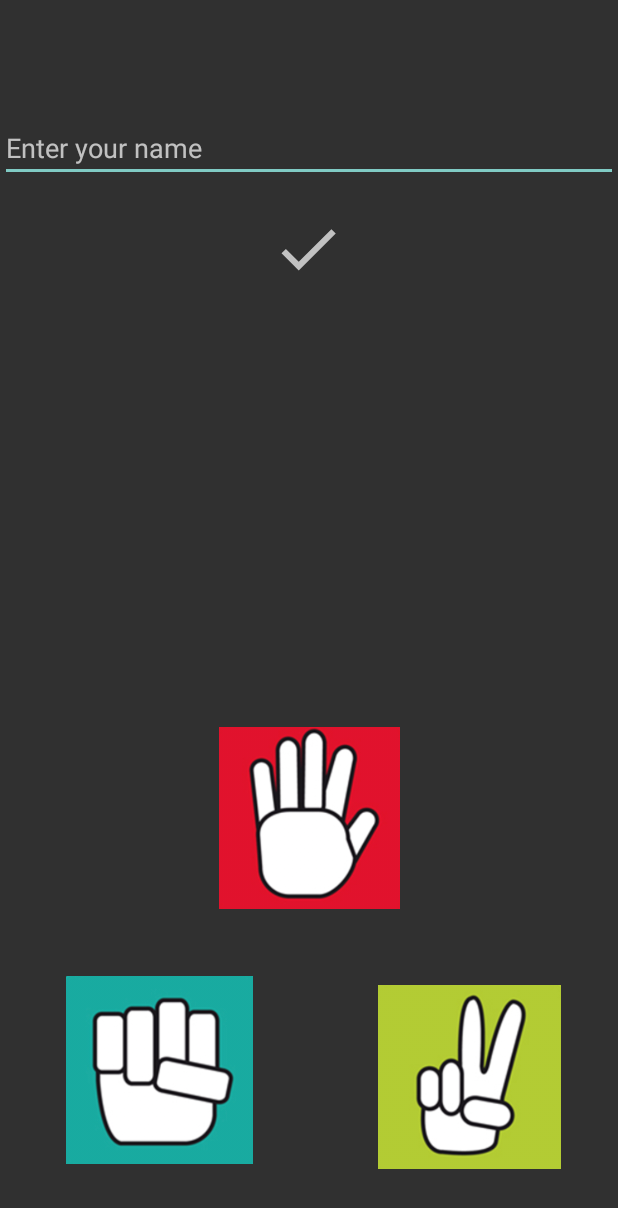
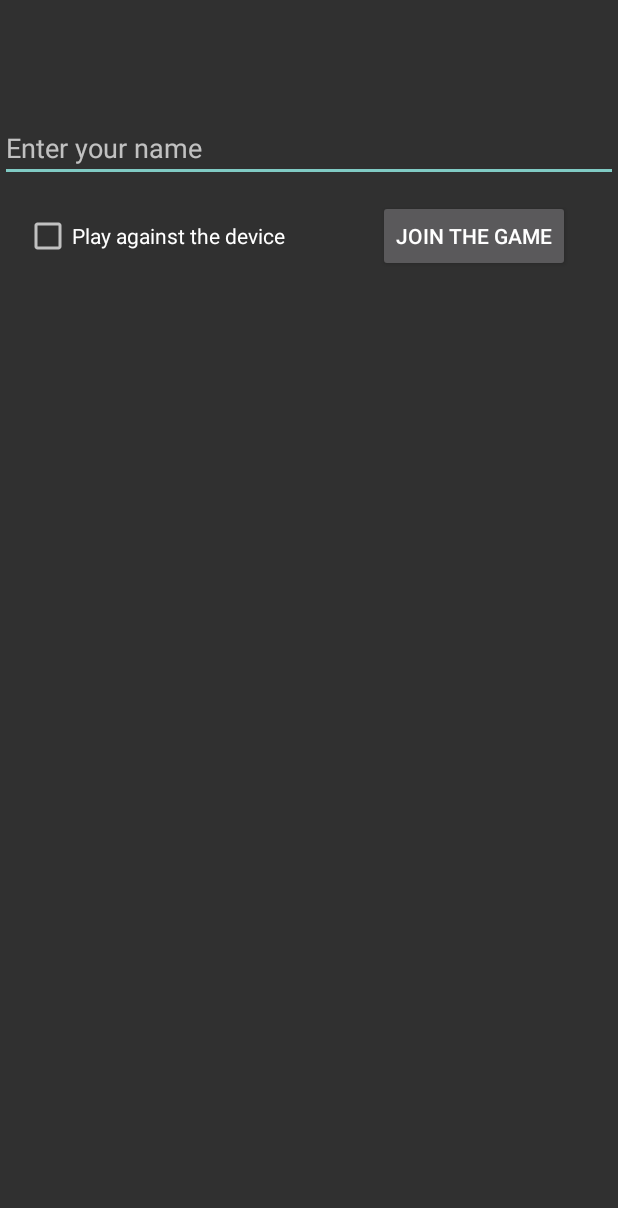
Before and after one commit to ellinaiv/RockPaperScissors, an Android app: the screen it shows after launch (MainActivity), on a phone screen of 412 x 824 dp. Shown: the top 1208 px of the screen. Run offline under Robolectric (Android 15) with nearby library versions, the phone set to English and light mode, and no system bars.

Commit message:
Adding game layout and 'play against device' functionality

```diff
--- a/app/build.gradle
+++ b/app/build.gradle
@@ -35,6 +35,7 @@ dependencies {
     testImplementation 'junit:junit:4.13.2'
     androidTestImplementation 'androidx.test.ext:junit:1.1.2'
     androidTestImplementation 'androidx.test.espresso:espresso-core:3.3.0'
-    compile 'com.google.android.gms:play-services-nearby:17.0.0'
+    implementation 'com.google.android.gms:play-services-nearby:17.0.0'
+
 
 }
--- a/app/src/main/AndroidManifest.xml
+++ b/app/src/main/AndroidManifest.xml
@@ -17,6 +17,9 @@
         android:roundIcon="@mipmap/ic_launcher_round"
         android:supportsRtl="true"
         android:theme="@style/Theme.AppCompat.NoActionBar">
+        <meta-data
+            android:name="com.google.android.nearby.messages.API_KEY"
+            android:value="AIzaSyAvrBVn7DmCD8Ta7Xi4DuoEXx5A1ozRuiA" />
         <activity android:name=".MainActivity">
             <intent-filter>
                 <action android:name="android.intent.action.MAIN" />
@@ -24,6 +27,7 @@
                 <category android:name="android.intent.category.LAUNCHER" />
             </intent-filter>
         </activity>
+
     </application>
 
 </manifest>
--- /dev/null
+++ b/app/src/main/res/drawable/paper_drawable.xml
@@ -0,0 +1,5 @@
+<vector android:height="24dp" android:tint="#D9EDED"
+    android:viewportHeight="24" android:viewportWidth="24"
+    android:width="24dp" xmlns:android="http://schemas.android.com/apk/res/android">
+    <path android:fillColor="@android:color/white" android:pathData="M14,2L6,2c-1.1,0 -1.99,0.9 -1.99,2L4,20c0,1.1 0.89,2 1.99,2L18,22c1.1,0 2,-0.9 2,-2L20,8l-6,-6zM16,18L8,18v-2h8v2zM16,14L8,14v-2h8v2zM13,9L13,3.5L18.5,9L13,9z"/>
+</vector>
--- /dev/null
+++ b/app/src/main/res/drawable/rock_drawable.xml
@@ -0,0 +1,5 @@
+<vector android:height="24dp" android:tint="#D9EDED"
+    android:viewportHeight="24" android:viewportWidth="24"
+    android:width="24dp" xmlns:android="http://schemas.android.com/apk/res/android">
+    <path android:fillColor="@android:color/white" android:pathData="M12,2C6.47,2 2,6.47 2,12s4.47,10 10,10 10,-4.47 10,-10S17.53,2 12,2z"/>
+</vector>
--- /dev/null
+++ b/app/src/main/res/drawable/scissors_drawable.xml
@@ -0,0 +1,5 @@
+<vector android:height="24dp" android:tint="#D9EDED"
+    android:viewportHeight="24" android:viewportWidth="24"
+    android:width="24dp" xmlns:android="http://schemas.android.com/apk/res/android">
+    <path android:fillColor="@android:color/white" android:pathData="M9.64,7.64c0.23,-0.5 0.36,-1.05 0.36,-1.64 0,-2.21 -1.79,-4 -4,-4S2,3.79 2,6s1.79,4 4,4c0.59,0 1.14,-0.13 1.64,-0.36L10,12l-2.36,2.36C7.14,14.13 6.59,14 6,14c-2.21,0 -4,1.79 -4,4s1.79,4 4,4 4,-1.79 4,-4c0,-0.59 -0.13,-1.14 -0.36,-1.64L12,14l7,7h3v-1L9.64,7.64zM6,8c-1.1,0 -2,-0.89 -2,-2s0.9,-2 2,-2 2,0.89 2,2 -0.9,2 -2,2zM6,20c-1.1,0 -2,-0.89 -2,-2s0.9,-2 2,-2 2,0.89 2,2 -0.9,2 -2,2zM12,12.5c-0.28,0 -0.5,-0.22 -0.5,-0.5s0.22,-0.5 0.5,-0.5 0.5,0.22 0.5,0.5 -0.22,0.5 -0.5,0.5zM19,3l-6,6 2,2 7,-7L22,3z"/>
+</vector>
--- a/app/src/main/res/layout/activity_main.xml
+++ b/app/src/main/res/layout/activity_main.xml
@@ -7,7 +7,7 @@
     tools:context=".MainActivity">
 
     <com.google.android.material.textfield.TextInputEditText
-        android:id="@+id/textInputEditText"
+        android:id="@+id/textInputUserName"
         android:layout_width="match_parent"
         android:layout_height="wrap_content"
         android:layout_marginTop="76dp"
@@ -17,55 +17,75 @@
         app:layout_constraintStart_toStartOf="parent"
         app:layout_constraintTop_toTopOf="parent" />
 
-    <ImageView
-        android:id="@+id/imageView"
-        android:layout_width="76dp"
-        android:layout_height="49dp"
-        android:layout_marginTop="20dp"
-        app:layout_constraintEnd_toEndOf="parent"
-        app:layout_constraintHorizontal_bias="0.498"
-        app:layout_constraintStart_toStartOf="parent"
-        app:layout_constraintTop_toBottomOf="@+id/textInputEditText"
-        app:srcCompat="@drawable/ic_baseline_check_24" />
-
     <androidx.constraintlayout.widget.ConstraintLayout
+        android:id="@+id/gameChoices"
         android:layout_width="335dp"
         android:layout_height="360dp"
-        android:layout_marginBottom="16dp"
+        android:visibility="invisible"
         app:layout_constraintBottom_toBottomOf="parent"
         app:layout_constraintEnd_toEndOf="parent"
-        app:layout_constraintStart_toStartOf="parent">
+        app:layout_constraintStart_toStartOf="parent"
+        app:layout_constraintTop_toBottomOf="@+id/textInputUserName"
+        app:layout_constraintVertical_bias="0.616">
 
         <ImageView
-            android:id="@+id/imageView2"
-            android:layout_width="139dp"
-            android:layout_height="121dp"
-            app:layout_constraintBottom_toBottomOf="parent"
+            android:id="@+id/imageViewPaper"
+            android:layout_width="111dp"
+            android:layout_height="108dp"
+            android:layout_marginTop="76dp"
+            android:onClick="choosePaper"
             app:layout_constraintEnd_toEndOf="parent"
             app:layout_constraintStart_toStartOf="parent"
             app:layout_constraintTop_toTopOf="parent"
-            app:layout_constraintVertical_bias="0.154"
-            app:srcCompat="@drawable/paper" />
+            app:srcCompat="@drawable/paper_drawable"
+            tools:ignore="VectorDrawableCompat" />
 
         <ImageView
-            android:id="@+id/imageView3"
-            android:layout_width="130dp"
-            android:layout_height="125dp"
-            android:layout_marginBottom="32dp"
-            app:layout_constraintBottom_toBottomOf="parent"
+            android:id="@+id/imageViewRock"
+            android:layout_width="109dp"
+            android:layout_height="100dp"
+            android:layout_marginTop="60dp"
+            android:onClick="chooseRock"
             app:layout_constraintEnd_toEndOf="parent"
-            app:layout_constraintHorizontal_bias="0.014"
-            app:layout_constraintStart_toStartOf="parent"
-            app:srcCompat="@drawable/rock" />
+            app:layout_constraintTop_toBottomOf="@+id/imageViewPaper"
+            app:srcCompat="@drawable/rock_drawable"
+            tools:ignore="VectorDrawableCompat" />
 
         <ImageView
-            android:id="@+id/imageView4"
-            android:layout_width="122dp"
-            android:layout_height="132dp"
-            android:layout_marginBottom="24dp"
-            app:layout_constraintBottom_toBottomOf="parent"
-            app:layout_constraintEnd_toEndOf="parent"
-            app:srcCompat="@drawable/scissors" />
+            android:id="@+id/imageViewScissors"
+            android:layout_width="109dp"
+            android:layout_height="100dp"
+            android:layout_marginStart="4dp"
+            android:layout_marginLeft="4dp"
+            android:layout_marginTop="60dp"
+            android:onClick="chooseScissors"
+            app:layout_constraintStart_toStartOf="parent"
+            app:layout_constraintTop_toBottomOf="@+id/imageViewPaper"
+            app:srcCompat="@drawable/scissors_drawable"
+            tools:ignore="VectorDrawableCompat" />
     </androidx.constraintlayout.widget.ConstraintLayout>
 
+    <CheckBox
+        android:id="@+id/checkBox"
+        android:layout_width="wrap_content"
+        android:layout_height="wrap_content"
+        android:layout_marginStart="16dp"
+        android:layout_marginLeft="16dp"
+        android:layout_marginTop="20dp"
+        android:text="@string/play_against_the_device"
+        app:layout_constraintStart_toStartOf="parent"
+        app:layout_constraintTop_toBottomOf="@+id/textInputUserName" />
+
+    <Button
+        android:id="@+id/buttonPlay"
+        android:layout_width="wrap_content"
+        android:layout_height="wrap_content"
+        android:layout_marginTop="12dp"
+        android:layout_marginEnd="32dp"
+        android:layout_marginRight="32dp"
+        android:text="@string/btn_start"
+        android:onClick="startGame"
+        app:layout_constraintEnd_toEndOf="parent"
+        app:layout_constraintTop_toBottomOf="@+id/textInputUserName" />
+
 </androidx.constraintlayout.widget.ConstraintLayout>
--- a/app/src/main/res/values/colors.xml
+++ b/app/src/main/res/values/colors.xml
@@ -3,8 +3,9 @@
     <color name="purple_200">#FFBB86FC</color>
     <color name="purple_500">#FF6200EE</color>
     <color name="purple_700">#FF3700B3</color>
-    <color name="teal_200">#FF03DAC5</color>
+    <color name="teal_200">#D9EDED</color>8
     <color name="teal_700">#FF018786</color>
     <color name="black">#FF000000</color>
     <color name="white">#FFFFFFFF</color>
+    <color name="red">#E17A64</color>
 </resources>
--- a/app/src/main/res/values/strings.xml
+++ b/app/src/main/res/values/strings.xml
@@ -1,3 +1,5 @@
 <resources>
     <string name="app_name">RockPaperScissors</string>
+    <string name="btn_start">Join the game</string>
+    <string name="play_against_the_device">Play against the device</string>
 </resources>
```
Also changed, not shown: app/src/main/java/com/example/rockpaperscissors/ConnectionReceiver.java (deleted, +0 -16 lines), app/src/main/java/com/example/rockpaperscissors/MainActivity.java (+127 -1 lines), app/src/main/res/drawable/paper.png (deleted), app/src/main/res/drawable/rock.png (deleted), app/src/main/res/drawable/scissors.png (deleted), 1 other file.
